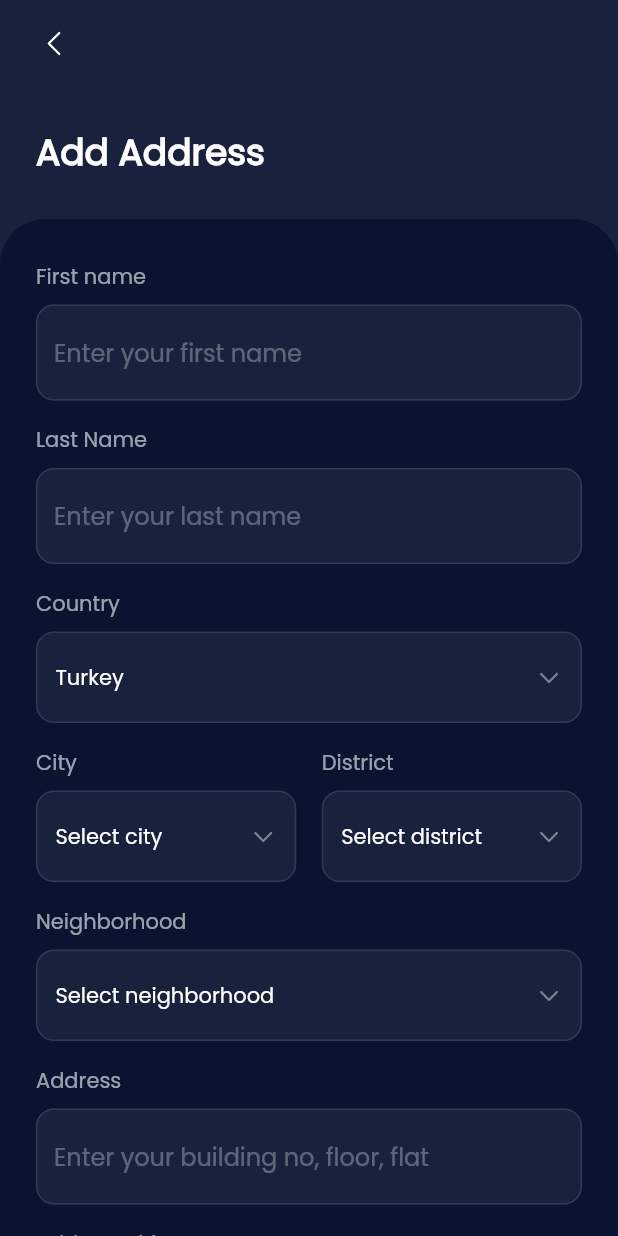
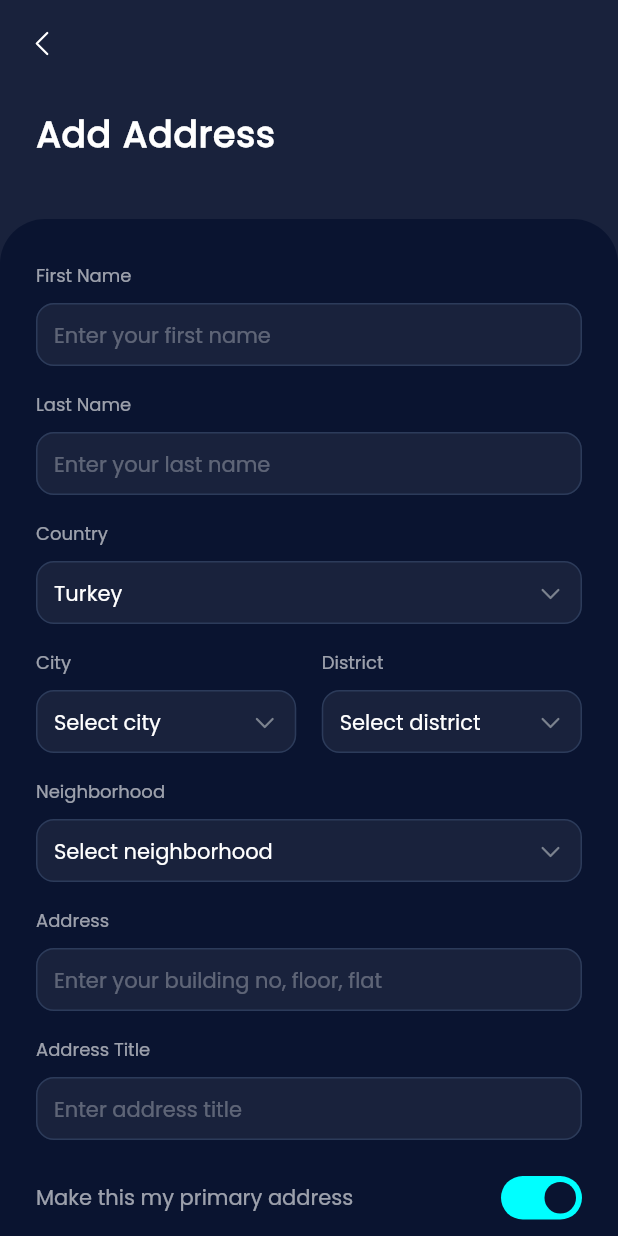
Before and after one commit to boranpek/work_with_ahmet, a Flutter app: the screen it shows after launch, on a phone screen of 412 x 824 dp. Run offline on Flutter 3.47's test engine with Material 2 defaults, Android fonts, the phone set to English and light mode, and no system bars; drawn by our look-alikes of flutter_switch; our stand-ins replace flutter_svg.

Commit message:
ready for review

```diff
--- a/lib/add_address_page.dart
+++ b/lib/add_address_page.dart
@@ -47,9 +47,9 @@ class _AddAddressPageState extends State<AddAddressPage> {
           padding: const EdgeInsets.fromLTRB(24, 0, 24, 0),
           child: ListView(
             children: [
-              SizedBox(height: 28),
+              SizedBox(height: 29),
               TextFormFieldWithDesc(
-                  description: 'First name',
+                  description: 'First Name',
                   hintSentence: 'Enter your first name'),
               TextFormFieldWithDesc(
                   description: 'Last Name',
@@ -70,11 +70,12 @@ class _AddAddressPageState extends State<AddAddressPage> {
               TextFormFieldWithDesc(
                   description: 'Address Title',
                   hintSentence: 'Enter address title'),
+              SizedBox(height: 7),
               SwitchWithButton(
                 description: 'Make this my primary address',
               ),
               SizedBox(
-                height: 28,
+                height: 27,
               ),
               CustomizedElevatedButton(description: 'Save Address'),
             ],
@@ -84,26 +85,27 @@ class _AddAddressPageState extends State<AddAddressPage> {
     );
   }
 
-  Padding buildPanel() {
-    return Padding(
-      padding: const EdgeInsets.only(left: 24),
-      child: Column(
+  Column buildPanel() {
+    return Column(
       children: [
         Container(
+          padding: EdgeInsets.all(16),
           height: 58,
           alignment: Alignment.centerLeft,
           color: BackgroundColor.panelColor,
           child: Container(child: SvgPicture.asset(IconConstants.back_icon)),
         ),
         Container(
+          padding: EdgeInsets.fromLTRB(24, 0, 0, 24),
           height: 88,
-            alignment: Alignment.center,
           color: BackgroundColor.panelColor,
           child: Row(
             children: [
               Text(
                 'Add Address',
                 style: TextStyle(
+                    wordSpacing: 0.3,
+                    letterSpacing: 0.6,
                     fontSize: 24,
                     color: Colors.white,
                     fontWeight: FontWeight.bold),
@@ -112,7 +114,6 @@ class _AddAddressPageState extends State<AddAddressPage> {
           ),
         ),
       ],
-      ),
     );
   }
 }
--- a/lib/widgets/customized_elevatedButton.dart
+++ b/lib/widgets/customized_elevatedButton.dart
@@ -25,7 +25,9 @@ class CustomizedElevatedButton extends StatelessWidget {
       child: Text(
         description,
         style: TextStyle(
-            color: BackgroundColor.areaColor, fontWeight: FontWeight.bold),
+            letterSpacing: 0.2,
+            color: BackgroundColor.areaColor,
+            fontWeight: FontWeight.bold),
       ),
     );
   }
--- a/lib/widgets/dropdown_desc.dart
+++ b/lib/widgets/dropdown_desc.dart
@@ -19,11 +19,15 @@ class DropDownWithDesc extends StatelessWidget {
       children: [
         Text(
           description,
-          style: TextStyle(color: BackgroundColor.inputColor.withOpacity(0.6)),
+          style: TextStyle(
+            color: BackgroundColor.inputColor.withOpacity(0.6),
+            fontSize: 12,
+          ),
         ),
-        SizedBox(height: 8),
+        SizedBox(height: 9),
         Container(
-          padding: EdgeInsets.fromLTRB(12, 6, 12, 5),
+          height: 42,
+          padding: EdgeInsets.fromLTRB(11, 2, 11, 0),
           decoration: BoxDecoration(
             color: BackgroundColor.inputFillColor,
             border: Border.all(color: BackgroundColor.borderSideColor),
@@ -32,7 +36,6 @@ class DropDownWithDesc extends StatelessWidget {
           child: DropdownButton(
             isExpanded: true,
             underline: SizedBox(),
-            elevation: 16,
             icon: SvgPicture.asset(IconConstants.underline_icon),
             disabledHint: Text(
               hintText,
@@ -44,7 +47,7 @@ class DropDownWithDesc extends StatelessWidget {
             items: [],
           ),
         ),
-        SizedBox(height: 16),
+        SizedBox(height: 17),
       ],
     );
   }
--- a/lib/widgets/switch_with_button.dart
+++ b/lib/widgets/switch_with_button.dart
@@ -19,7 +19,9 @@ class SwitchWithButton extends StatelessWidget {
           description,
           style: TextStyle(color: BackgroundColor.inputColor.withOpacity(0.6)),
         ),
-        FlutterSwitch(
+        Padding(
+          padding: const EdgeInsets.only(bottom: 1),
+          child: FlutterSwitch(
             height: 29,
             width: 54,
             toggleSize: 21,
@@ -31,6 +33,7 @@ class SwitchWithButton extends StatelessWidget {
             onToggle: (bool value) {},
             value: true,
           ),
+        ),
       ],
     );
   }
--- a/lib/widgets/textformfield_desc.dart
+++ b/lib/widgets/textformfield_desc.dart
@@ -15,11 +15,17 @@ class TextFormFieldWithDesc extends StatelessWidget {
       children: [
         Text(
           description,
-          style: TextStyle(color: BackgroundColor.inputColor.withOpacity(0.6)),
+          style: TextStyle(
+            color: BackgroundColor.inputColor.withOpacity(0.6),
+            fontSize: 12,
           ),
-        SizedBox(height: 8),
-        TextFormField(
+        ),
+        SizedBox(height: 9),
+        Container(
+          height: 42,
+          child: TextFormField(
             decoration: InputDecoration(
+              contentPadding: EdgeInsets.fromLTRB(12, 11, 0, 0),
               filled: true,
               fillColor: BackgroundColor.inputFillColor,
               enabledBorder: OutlineInputBorder(
@@ -27,11 +33,14 @@ class TextFormFieldWithDesc extends StatelessWidget {
                 borderRadius: BorderRadius.circular(12),
               ),
               hintText: hintSentence,
-            hintStyle:
-                TextStyle(color: BackgroundColor.inputColor.withOpacity(0.3)),
+              hintStyle: TextStyle(
+                color: BackgroundColor.inputColor.withOpacity(0.3),
+                fontSize: 14,
               ),
             ),
-        SizedBox(height: 16),
+          ),
+        ),
+        SizedBox(height: 17),
       ],
     );
   }
--- a/lib/widgets/twodropdown_desc.dart
+++ b/lib/widgets/twodropdown_desc.dart
@@ -30,13 +30,16 @@ class TwoDropdownWithDesc extends StatelessWidget {
           children: [
             Text(
               descriptionOne,
-              style:
-                  TextStyle(color: BackgroundColor.inputColor.withOpacity(0.6)),
+              style: TextStyle(
+                color: BackgroundColor.inputColor.withOpacity(0.6),
+                fontSize: 12,
+              ),
             ),
-            SizedBox(height: 8),
+            SizedBox(height: 9),
             Container(
               width: (MediaQuery.of(context).size.width - 65) / 2,
-              padding: EdgeInsets.fromLTRB(12, 6, 12, 5),
+              height: 42,
+              padding: EdgeInsets.fromLTRB(11, 2, 11, 0),
               decoration: BoxDecoration(
                 color: BackgroundColor.inputFillColor,
                 border: Border.all(color: BackgroundColor.borderSideColor),
@@ -57,7 +60,7 @@ class TwoDropdownWithDesc extends StatelessWidget {
                 items: [],
               ),
             ),
-            SizedBox(height: 16),
+            SizedBox(height: 17),
           ],
         ),
         SizedBox(width: 17),
@@ -66,13 +69,16 @@ class TwoDropdownWithDesc extends StatelessWidget {
           children: [
             Text(
               descriptionTwo,
-              style:
-                  TextStyle(color: BackgroundColor.inputColor.withOpacity(0.6)),
+              style: TextStyle(
+                color: BackgroundColor.inputColor.withOpacity(0.6),
+                fontSize: 12,
+              ),
             ),
-            SizedBox(height: 8),
+            SizedBox(height: 9),
             Container(
+              height: 42,
+              padding: EdgeInsets.fromLTRB(11, 2, 11, 0),
               width: (MediaQuery.of(context).size.width - 65) / 2,
-              padding: EdgeInsets.fromLTRB(12, 6, 12, 5),
               decoration: BoxDecoration(
                 color: BackgroundColor.inputFillColor,
                 border: Border.all(color: BackgroundColor.borderSideColor),
@@ -93,7 +99,7 @@ class TwoDropdownWithDesc extends StatelessWidget {
                 items: [],
               ),
             ),
-            SizedBox(height: 16),
+            SizedBox(height: 17),
           ],
         ),
       ],
```
Lines whose indentation alone changed are shown as unchanged.
